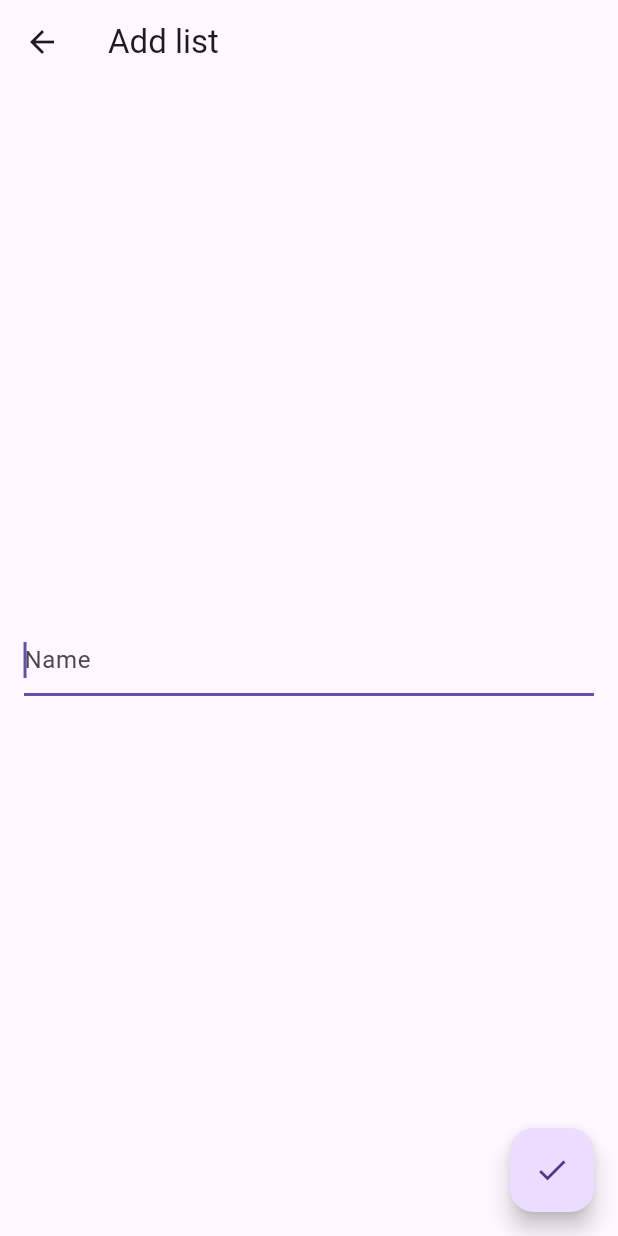
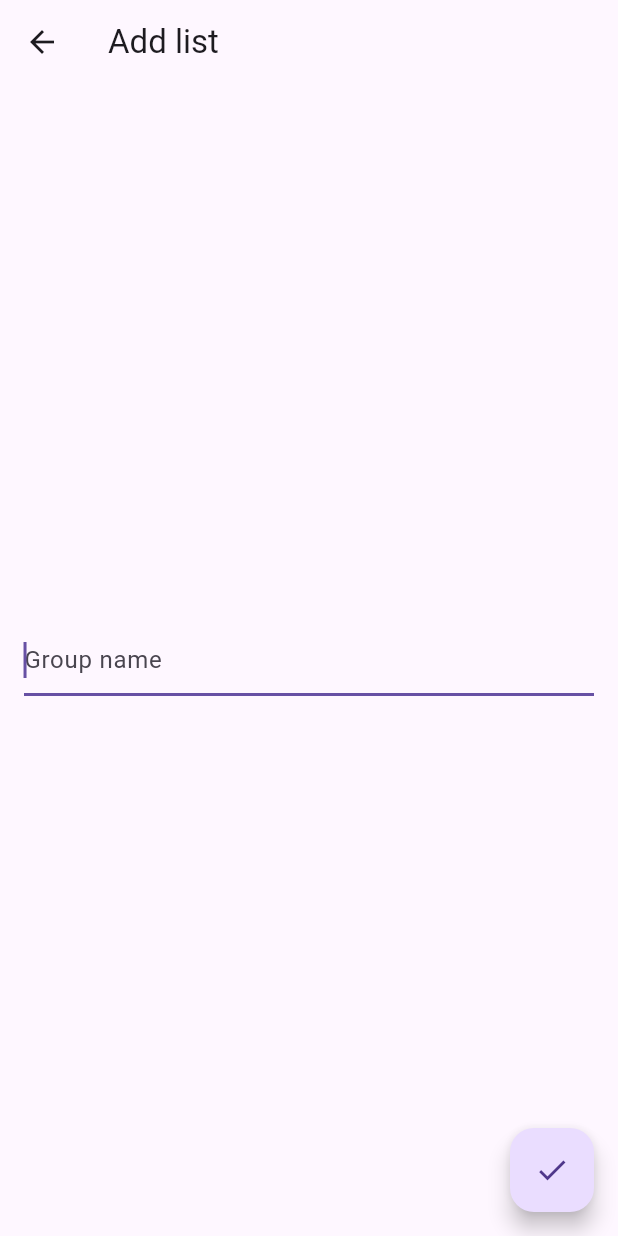
Before and after one commit to alexsedy/todo_app, a Flutter app: the _GroupFormBodyWidget screen opened directly, on a phone screen of 412 x 824 dp. Run offline on Flutter 3.47's test engine with Material 3 defaults, Android fonts, the phone set to English and light mode, and no system bars; our stand-ins replace flutter_slidable, hive, hive_flutter; accounts and stored records are empty.

Commit message:
update group_form_widget.dart

```diff
--- a/lib/ui/widget_ui/group/group_form/group_form_widget.dart
+++ b/lib/ui/widget_ui/group/group_form/group_form_widget.dart
@@ -54,7 +54,7 @@ class _GroupNameWidget extends StatelessWidget {
       autofocus: true,
       textInputAction: TextInputAction.done,
       decoration: const InputDecoration(
-        hintText: "Name"
+        hintText: "Group name"
       ),
       onChanged: (value) => _model?.groupName = value,
       onEditingComplete: () => _model?.saveGroup(context),
```
